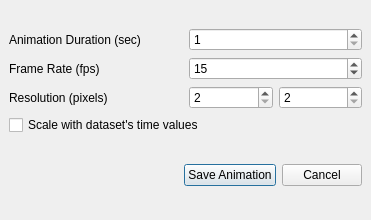
The window that Qt/Components/Resources/UI/pqAnimationSettings.ui (wildmichael/ParaView3-enhancements-old) describes before a commit, drawn with Qt 5.
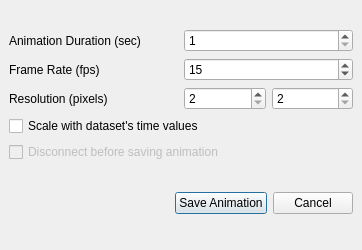
The same window after the commit.

Commit message: ENH: Added GUI option to save animation after disconnecting from the server. It still remains to popup a server side file dialog to choose the save location.

Patch:
```diff
--- a/Qt/Components/Resources/UI/pqAnimationSettings.ui
+++ b/Qt/Components/Resources/UI/pqAnimationSettings.ui
@@ -8,8 +8,8 @@
    <rect>
     <x>0</x>
     <y>0</y>
-    <width>371</width>
-    <height>220</height>
+    <width>362</width>
+    <height>250</height>
    </rect>
   </property>
   <property name="windowTitle" >
@@ -22,46 +22,6 @@
    <property name="spacing" >
     <number>6</number>
    </property>
-   <item row="1" column="0" >
-    <layout class="QHBoxLayout" >
-     <property name="margin" >
-      <number>0</number>
-     </property>
-     <property name="spacing" >
-      <number>6</number>
-     </property>
-     <item>
-      <spacer>
-       <property name="orientation" >
-        <enum>Qt::Horizontal</enum>
-       </property>
-       <property name="sizeHint" >
-        <size>
-         <width>131</width>
-         <height>31</height>
-        </size>
-       </property>
-      </spacer>
-     </item>
-     <item>
-      <widget class="QPushButton" name="okButton" >
-       <property name="toolTip" >
-        <string>Generate and Save Animation</string>
-       </property>
-       <property name="text" >
-        <string>Save Animation</string>
-       </property>
-      </widget>
-     </item>
-     <item>
-      <widget class="QPushButton" name="cancelButton" >
-       <property name="text" >
-        <string>Cancel</string>
-       </property>
-      </widget>
-     </item>
-    </layout>
-   </item>
    <item row="0" column="0" >
     <layout class="QVBoxLayout" >
      <property name="margin" >
@@ -226,6 +186,65 @@
         </widget>
        </item>
       </layout>
+     </item>
+     <item>
+      <widget class="QCheckBox" name="checkBoxDisconnect" >
+       <property name="enabled" >
+        <bool>false</bool>
+       </property>
+       <property name="toolTip" >
+        <string>Disconnect from the server before saving animation. The server will save the animation and then exit.</string>
+       </property>
+       <property name="statusTip" >
+        <string>Disconnect from the server before saving animation. The server will save the animation and then exit.</string>
+       </property>
+       <property name="whatsThis" >
+        <string>Disconnect from the server before saving animation. The server will save the animation and then exit.</string>
+       </property>
+       <property name="text" >
+        <string>Disconnect before saving animation</string>
+       </property>
+      </widget>
+     </item>
+    </layout>
+   </item>
+   <item row="1" column="0" >
+    <layout class="QHBoxLayout" >
+     <property name="margin" >
+      <number>0</number>
+     </property>
+     <property name="spacing" >
+      <number>6</number>
+     </property>
+     <item>
+      <spacer>
+       <property name="orientation" >
+        <enum>Qt::Horizontal</enum>
+       </property>
+       <property name="sizeHint" >
+        <size>
+         <width>131</width>
+         <height>31</height>
+        </size>
+       </property>
+      </spacer>
+     </item>
+     <item>
+      <widget class="QPushButton" name="okButton" >
+       <property name="toolTip" >
+        <string>Generate and Save Animation</string>
+       </property>
+       <property name="text" >
+        <string>Save Animation</string>
+       </property>
+      </widget>
+     </item>
+     <item>
+      <widget class="QPushButton" name="cancelButton" >
+       <property name="text" >
+        <string>Cancel</string>
+       </property>
+      </widget>
      </item>
     </layout>
    </item>
```
The commit also changes 5 other files.
